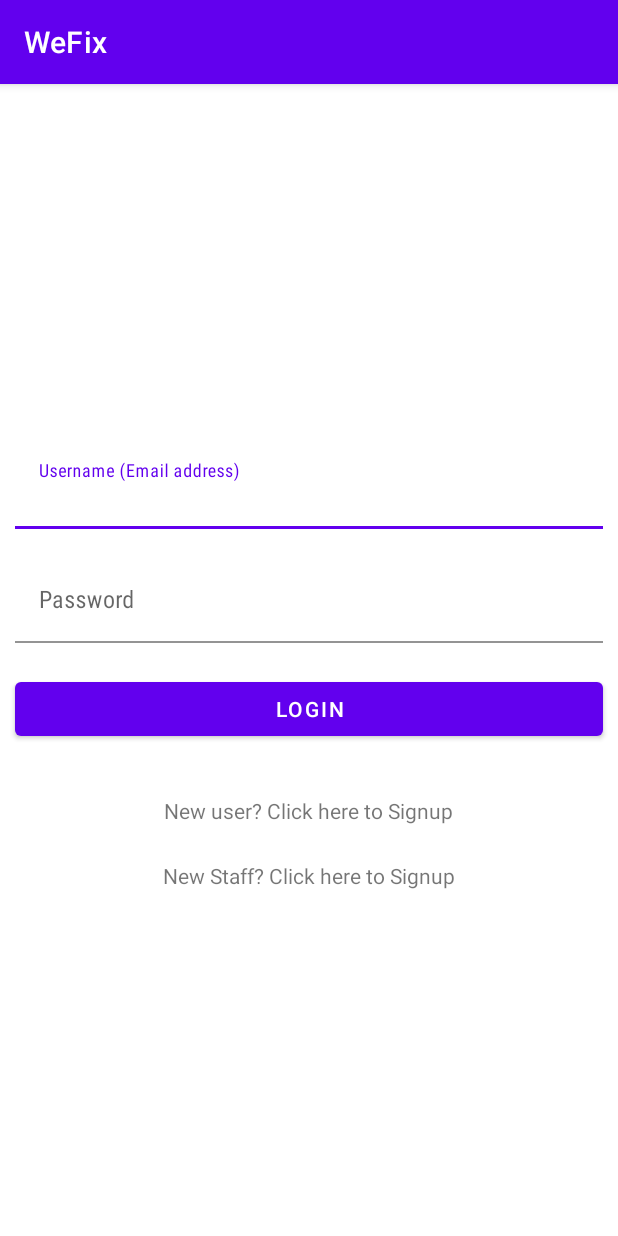
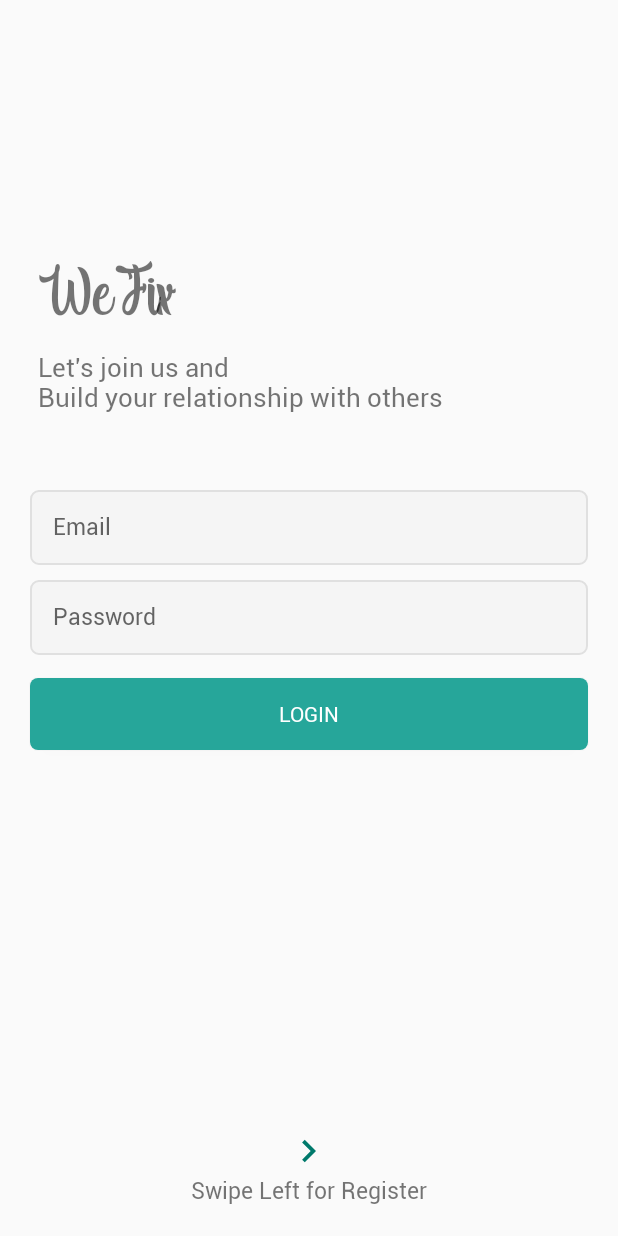
Before and after one commit to philderock/we_fix, an Android app: the screen it shows after launch (LoginActivity before the commit, MainActivity after it), on a phone screen of 412 x 824 dp. Run offline under Robolectric (Android 15) with nearby library versions, the phone set to English and light mode, and no system bars.

Commit message:
setup pages: splash, login and register using fragments

```diff
--- a/app/src/main/AndroidManifest.xml
+++ b/app/src/main/AndroidManifest.xml
@@ -34,7 +34,8 @@
                 android:value="" />
         </activity>
         <activity
-            android:name=".MainActivity"
+            android:name=".activities.MainActivity"
+            android:theme="@style/AppTheme.NoActionBar"
             android:exported="true">
             <intent-filter>
                 <action android:name="android.intent.action.MAIN" />
--- a/app/src/main/java/uk/ac/tees/b1498820/wefix/MainActivity.java
+++ /dev/null
@@ -1,30 +0,0 @@
-package uk.ac.tees.b1498820.wefix;
-
-import androidx.appcompat.app.AppCompatActivity;
-
-import android.content.Intent;
-import android.os.Bundle;
-import android.os.Handler;
-
-public class MainActivity extends AppCompatActivity {
-
-    @Override
-    protected void onCreate(Bundle savedInstanceState) {
-        super.onCreate(savedInstanceState);
-        setContentView(R.layout.activity_main);
-
-        // set handler to run task for specific time interval
-        new Handler().postDelayed(new Runnable() {
-            @Override
-            public void run() {
-                //create the intent
-                Intent splashScreenIntent = new Intent(MainActivity.this, LoginActivity.class);
-
-                //Start activity
-                startActivity(splashScreenIntent);
-                finish();
-            }
-        }, 2000);
-
-    }
-}
--- /dev/null
+++ b/app/src/main/java/uk/ac/tees/b1498820/wefix/activities/MainActivity.java
@@ -0,0 +1,50 @@
+package uk.ac.tees.b1498820.wefix.activities;
+
+import androidx.appcompat.app.AppCompatActivity;
+import androidx.viewpager2.widget.ViewPager2;
+
+import android.content.Intent;
+import android.os.Bundle;
+import android.os.Handler;
+import android.view.View;
+
+import uk.ac.tees.b1498820.wefix.R;
+import uk.ac.tees.b1498820.wefix.adapters.AuthenticationPagerAdapter;
+import uk.ac.tees.b1498820.wefix.databinding.ActivityLoginBinding;
+import uk.ac.tees.b1498820.wefix.databinding.ActivityMainBinding;
+import uk.ac.tees.b1498820.wefix.fragments.LoginFragment;
+import uk.ac.tees.b1498820.wefix.fragments.RegisterFragment;
+import uk.ac.tees.b1498820.wefix.fragments.SplashFragment;
+
+public class MainActivity extends AppCompatActivity {
+ViewPager2 viewPager;
+ActivityMainBinding binding;
+View view;
+    @Override
+    protected void onCreate(Bundle savedInstanceState) {
+        super.onCreate(savedInstanceState);
+        binding = ActivityMainBinding.inflate(getLayoutInflater());
+        view = binding.getRoot();
+        setContentView(view);
+
+        viewPager = binding.viewPager;
+
+        AuthenticationPagerAdapter pagerAdapter = new AuthenticationPagerAdapter(getSupportFragmentManager(), getLifecycle());
+        pagerAdapter.addFragment(new SplashFragment());
+        pagerAdapter.addFragment(new LoginFragment());
+        pagerAdapter.addFragment(new RegisterFragment());
+        viewPager.setAdapter(pagerAdapter);
+
+//         set handler to run task for specific time interval
+        new Handler().postDelayed(new Runnable() {
+            @Override
+            public void run() {
+                pagerAdapter.removeFragment(0);
+                viewPager.setAdapter(pagerAdapter);
+            }
+        }, 2000);
+
+
+
+    }
+}
--- /dev/null
+++ b/app/src/main/java/uk/ac/tees/b1498820/wefix/adapters/AuthenticationPagerAdapter.java
@@ -0,0 +1,37 @@
+package uk.ac.tees.b1498820.wefix.adapters;
+
+import androidx.annotation.NonNull;
+import androidx.fragment.app.Fragment;
+import androidx.fragment.app.FragmentManager;
+import androidx.lifecycle.Lifecycle;
+import androidx.viewpager2.adapter.FragmentStateAdapter;
+
+import java.util.ArrayList;
+
+public class AuthenticationPagerAdapter extends FragmentStateAdapter {
+    private ArrayList<Fragment> fragmentList = new ArrayList<>();
+
+    public AuthenticationPagerAdapter(@NonNull FragmentManager fragmentManager, @NonNull Lifecycle lifecycle) {
+        super(fragmentManager, lifecycle);
+    }
+
+
+    @NonNull
+    @Override
+    public Fragment createFragment(int position) {
+        return fragmentList.get(position);
+    }
+
+    @Override
+    public int getItemCount() {
+        return fragmentList.size();
+    }
+
+    public void addFragment(Fragment fragment) {
+        fragmentList.add(fragment);
+    }
+
+    public void removeFragment(int index) {
+        fragmentList.remove(index);
+    }
+}
--- /dev/null
+++ b/app/src/main/java/uk/ac/tees/b1498820/wefix/fragments/LoginFragment.java
@@ -0,0 +1,66 @@
+package uk.ac.tees.b1498820.wefix.fragments;
+
+import android.os.Bundle;
+
+import androidx.fragment.app.Fragment;
+
+import android.view.LayoutInflater;
+import android.view.View;
+import android.view.ViewGroup;
+
+import uk.ac.tees.b1498820.wefix.R;
+
+/**
+ * A simple {@link Fragment} subclass.
+ * Use the {@link LoginFragment#newInstance} factory method to
+ * create an instance of this fragment.
+ */
+public class LoginFragment extends Fragment {
+
+    // TODO: Rename parameter arguments, choose names that match
+    // the fragment initialization parameters, e.g. ARG_ITEM_NUMBER
+    private static final String ARG_PARAM1 = "param1";
+    private static final String ARG_PARAM2 = "param2";
+
+    // TODO: Rename and change types of parameters
+    private String mParam1;
+    private String mParam2;
+
+    public LoginFragment() {
+        // Required empty public constructor
+    }
+
+    /**
+     * Use this factory method to create a new instance of
+     * this fragment using the provided parameters.
+     *
+     * @param param1 Parameter 1.
+     * @param param2 Parameter 2.
+     * @return A new instance of fragment LoginFragment.
+     */
+    // TODO: Rename and change types and number of parameters
+    public static LoginFragment newInstance(String param1, String param2) {
+        LoginFragment fragment = new LoginFragment();
+        Bundle args = new Bundle();
+        args.putString(ARG_PARAM1, param1);
+        args.putString(ARG_PARAM2, param2);
+        fragment.setArguments(args);
+        return fragment;
+    }
+
+    @Override
+    public void onCreate(Bundle savedInstanceState) {
+        super.onCreate(savedInstanceState);
+        if (getArguments() != null) {
+            mParam1 = getArguments().getString(ARG_PARAM1);
+            mParam2 = getArguments().getString(ARG_PARAM2);
+        }
+    }
+
+    @Override
+    public View onCreateView(LayoutInflater inflater, ViewGroup container,
+                             Bundle savedInstanceState) {
+        // Inflate the layout for this fragment
+        return inflater.inflate(R.layout.fragment_login, container, false);
+    }
+}
--- /dev/null
+++ b/app/src/main/java/uk/ac/tees/b1498820/wefix/fragments/RegisterFragment.java
@@ -0,0 +1,66 @@
+package uk.ac.tees.b1498820.wefix.fragments;
+
+import android.os.Bundle;
+
+import androidx.fragment.app.Fragment;
+
+import android.view.LayoutInflater;
+import android.view.View;
+import android.view.ViewGroup;
+
+import uk.ac.tees.b1498820.wefix.R;
+
+/**
+ * A simple {@link Fragment} subclass.
+ * Use the {@link RegisterFragment#newInstance} factory method to
+ * create an instance of this fragment.
+ */
+public class RegisterFragment extends Fragment {
+
+    // TODO: Rename parameter arguments, choose names that match
+    // the fragment initialization parameters, e.g. ARG_ITEM_NUMBER
+    private static final String ARG_PARAM1 = "param1";
+    private static final String ARG_PARAM2 = "param2";
+
+    // TODO: Rename and change types of parameters
+    private String mParam1;
+    private String mParam2;
+
+    public RegisterFragment() {
+        // Required empty public constructor
+    }
+
+    /**
+     * Use this factory method to create a new instance of
+     * this fragment using the provided parameters.
+     *
+     * @param param1 Parameter 1.
+     * @param param2 Parameter 2.
+     * @return A new instance of fragment RegisterFragment.
+     */
+    // TODO: Rename and change types and number of parameters
+    public static RegisterFragment newInstance(String param1, String param2) {
+        RegisterFragment fragment = new RegisterFragment();
+        Bundle args = new Bundle();
+        args.putString(ARG_PARAM1, param1);
+        args.putString(ARG_PARAM2, param2);
+        fragment.setArguments(args);
+        return fragment;
+    }
+
+    @Override
+    public void onCreate(Bundle savedInstanceState) {
+        super.onCreate(savedInstanceState);
+        if (getArguments() != null) {
+            mParam1 = getArguments().getString(ARG_PARAM1);
+            mParam2 = getArguments().getString(ARG_PARAM2);
+        }
+    }
+
+    @Override
+    public View onCreateView(LayoutInflater inflater, ViewGroup container,
+                             Bundle savedInstanceState) {
+        // Inflate the layout for this fragment
+        return inflater.inflate(R.layout.fragment_register, container, false);
+    }
+}
--- /dev/null
+++ b/app/src/main/java/uk/ac/tees/b1498820/wefix/fragments/SplashFragment.java
@@ -0,0 +1,66 @@
+package uk.ac.tees.b1498820.wefix.fragments;
+
+import android.os.Bundle;
+
+import androidx.fragment.app.Fragment;
+
+import android.view.LayoutInflater;
+import android.view.View;
+import android.view.ViewGroup;
+
+import uk.ac.tees.b1498820.wefix.R;
+
+/**
+ * A simple {@link Fragment} subclass.
+ * Use the {@link SplashFragment#newInstance} factory method to
+ * create an instance of this fragment.
+ */
+public class SplashFragment extends Fragment {
+
+    // TODO: Rename parameter arguments, choose names that match
+    // the fragment initialization parameters, e.g. ARG_ITEM_NUMBER
+    private static final String ARG_PARAM1 = "param1";
+    private static final String ARG_PARAM2 = "param2";
+
+    // TODO: Rename and change types of parameters
+    private String mParam1;
+    private String mParam2;
+
+    public SplashFragment() {
+        // Required empty public constructor
+    }
+
+    /**
+     * Use this factory method to create a new instance of
+     * this fragment using the provided parameters.
+     *
+     * @param param1 Parameter 1.
+     * @param param2 Parameter 2.
+     * @return A new instance of fragment SplashFragment.
+     */
+    // TODO: Rename and change types and number of parameters
+    public static SplashFragment newInstance(String param1, String param2) {
+        SplashFragment fragment = new SplashFragment();
+        Bundle args = new Bundle();
+        args.putString(ARG_PARAM1, param1);
+        args.putString(ARG_PARAM2, param2);
+        fragment.setArguments(args);
+        return fragment;
+    }
+
+    @Override
+    public void onCreate(Bundle savedInstanceState) {
+        super.onCreate(savedInstanceState);
+        if (getArguments() != null) {
+            mParam1 = getArguments().getString(ARG_PARAM1);
+            mParam2 = getArguments().getString(ARG_PARAM2);
+        }
+    }
+
+    @Override
+    public View onCreateView(LayoutInflater inflater, ViewGroup container,
+                             Bundle savedInstanceState) {
+        // Inflate the layout for this fragment
+        return inflater.inflate(R.layout.fragment_splash, container, false);
+    }
+}
--- /dev/null
+++ b/app/src/main/res/drawable/btn_custom.xml
@@ -0,0 +1,14 @@
+<?xml version="1.0" encoding="utf-8"?>
+<shape xmlns:android="http://schemas.android.com/apk/res/android"
+    android:padding="10dp"
+    android:shape="rectangle" >
+
+    <solid android:color="#26a69a" />
+
+    <corners
+        android:bottomLeftRadius="5dp"
+        android:bottomRightRadius="5dp"
+        android:topLeftRadius="5dp"
+        android:topRightRadius="5dp" />
+
+</shape>
--- /dev/null
+++ b/app/src/main/res/drawable/et_custom.xml
@@ -0,0 +1,18 @@
+<?xml version="1.0" encoding="utf-8"?>
+<shape xmlns:android="http://schemas.android.com/apk/res/android"
+    android:padding="10dp"
+    android:shape="rectangle" >
+
+    <solid android:color="#f5f5f5" />
+
+    <stroke
+        android:width="1dp"
+        android:color="#e0e0e0" />
+
+    <corners
+        android:bottomLeftRadius="5dp"
+        android:bottomRightRadius="5dp"
+        android:topLeftRadius="5dp"
+        android:topRightRadius="5dp" />
+
+</shape>
--- /dev/null
+++ b/app/src/main/res/drawable/ic_arrow_right.xml
@@ -0,0 +1,8 @@
+<vector android:height="24dp"
+    android:tint="@color/colorPrimary"
+    android:viewportHeight="24.0"
+    android:viewportWidth="24.0"
+    android:width="24dp"
+    xmlns:android="http://schemas.android.com/apk/res/android">
+    <path android:fillColor="#FF000000" android:pathData="M8.59,16.34l4.58,-4.59 -4.58,-4.59L10,5.75l6,6 -6,6z"/>
+</vector>
--- a/app/src/main/res/layout/activity_main.xml
+++ b/app/src/main/res/layout/activity_main.xml
@@ -1,22 +1,14 @@
 <?xml version="1.0" encoding="utf-8"?>
-<LinearLayout xmlns:android="http://schemas.android.com/apk/res/android"
+<RelativeLayout
+    xmlns:android="http://schemas.android.com/apk/res/android"
+    xmlns:tools="http://schemas.android.com/tools"
+    android:layout_width="match_parent"
     android:layout_height="match_parent"
-    android:layout_width="match_parent"
-    android:orientation="vertical"
-    >
-    <ImageView
-        android:id="@+id/image_view_splash"
+    tools:context=".activities.MainActivity">
+
+    <androidx.viewpager2.widget.ViewPager2
+        android:id="@+id/viewPager"
         android:layout_width="match_parent"
-        android:layout_height="match_parent"
-        android:scaleType="centerCrop"
-        android:src="@drawable/wefixsplashscreen_logo_edited"
-        />
-    <ProgressBar
-        android:id="@+id/progress_bar_splash"
-        android:layout_width="wrap_content"
-        android:layout_height="wrap_content"
-        android:layout_below="@id/image_view_splash"
-        android:layout_gravity="center"
-        />
+        android:layout_height="match_parent"/>
 
-</LinearLayout>
+</RelativeLayout>
--- /dev/null
+++ b/app/src/main/res/layout/fragment_login.xml
@@ -0,0 +1,90 @@
+<?xml version="1.0" encoding="utf-8"?>
+<RelativeLayout xmlns:android="http://schemas.android.com/apk/res/android"
+    xmlns:tools="http://schemas.android.com/tools"
+    android:layout_width="match_parent"
+    android:layout_height="match_parent"
+    tools:context=".fragments.LoginFragment">
+
+    <TextView
+        android:id="@+id/tv_title"
+        android:layout_width="wrap_content"
+        android:layout_height="wrap_content"
+        android:text="@string/app_name"
+        android:textSize="50sp"
+        android:fontFamily="@font/indigo_daisy"
+        android:layout_marginStart="25dp"
+        android:layout_marginBottom="10dp"
+        android:layout_above="@id/tv_subtitle"/>
+
+    <TextView
+        android:id="@+id/tv_subtitle"
+        android:layout_width="wrap_content"
+        android:layout_height="wrap_content"
+        android:text="@string/tag"
+        android:textSize="17sp"
+        android:fontFamily="@font/roboto_regular"
+        android:layout_marginStart="25dp"
+        android:layout_marginBottom="50dp"
+        android:layout_above="@id/et_email"/>
+
+    <EditText
+        android:id="@+id/et_email"
+        android:layout_width="match_parent"
+        android:layout_height="50dp"
+        android:hint="@string/e_mail"
+        android:layout_marginLeft="20dp"
+        android:layout_marginRight="20dp"
+        android:padding="15dp"
+        android:inputType="textEmailAddress"
+        android:fontFamily="@font/roboto_regular"
+        android:layout_above="@id/et_password"
+        android:background="@drawable/et_custom"
+        android:textSize="15sp" />
+
+    <EditText
+        android:id="@+id/et_password"
+        android:layout_width="match_parent"
+        android:layout_height="50dp"
+        android:hint="@string/password"
+        android:layout_marginLeft="20dp"
+        android:layout_marginRight="20dp"
+        android:layout_marginTop="10dp"
+        android:padding="15dp"
+        android:fontFamily="@font/roboto_regular"
+        android:inputType="textPassword"
+        android:layout_centerInParent="true"
+        android:background="@drawable/et_custom"
+        android:textSize="15sp" />
+
+    <Button
+        android:id="@+id/btn_login"
+        android:layout_width="match_parent"
+        android:layout_height="wrap_content"
+        android:layout_below="@id/et_password"
+        android:background="@drawable/btn_custom"
+        android:layout_marginLeft="20dp"
+        android:layout_marginRight="20dp"
+        android:layout_marginTop="15dp"
+        android:fontFamily="@font/roboto_regular"
+        android:textColor="@android:color/white"
+        android:text="@string/login"/>
+
+    <ImageView
+        android:layout_width="30dp"
+        android:layout_height="30dp"
+        android:src="@drawable/ic_arrow_right"
+        android:layout_above="@id/swipeRight"
+        android:layout_centerHorizontal="true"/>
+
+    <TextView
+        android:id="@+id/swipeRight"
+        android:layout_width="wrap_content"
+        android:layout_height="wrap_content"
+        android:text="@string/swipe_left_for_register"
+        android:textSize="15sp"
+        android:fontFamily="@font/roboto_regular"
+        android:layout_centerHorizontal="true"
+        android:layout_alignParentBottom="true"
+        android:layout_marginBottom="20dp"/>
+
+</RelativeLayout>
--- a/app/src/main/res/values/colors.xml
+++ b/app/src/main/res/values/colors.xml
@@ -7,4 +7,7 @@
     <color name="teal_700">#FF018786</color>
     <color name="black">#FF000000</color>
     <color name="white">#FFFFFFFF</color>
+    <color name="colorPrimary">#00796b</color>
+    <color name="colorPrimaryDark">#00695C</color>
+    <color name="colorAccent">#FF4081</color>
 </resources>
--- a/app/src/main/res/values/strings.xml
+++ b/app/src/main/res/values/strings.xml
@@ -1,3 +1,14 @@
 <resources>
     <string name="app_name">WeFix</string>
+    <!-- TODO: Remove or change this placeholder text -->
+    <string name="hello_blank_fragment">Hello blank fragment</string>
+    <string name="swipe_left_for_register">Swipe Left for Register</string>
+    <string name="login">Login</string>
+    <string name="password">Password</string>
+    <string name="e_mail">Email</string>
+    <string name="tag">Let\'s join us and \nBuild your relationship with others</string>
+    <string name="swipe_right_for_login">Swipe Right for Login</string>
+    <string name="register">Register</string>
+    <string name="re_type_password">Re-type Password</string>
+    <string name="your_name">Full Name</string>
 </resources>
--- /dev/null
+++ b/app/src/main/res/values/styles.xml
@@ -0,0 +1,16 @@
+<resources>
+
+    <!-- Base application theme. -->
+    <style name="AppTheme" parent="Theme.AppCompat.Light.DarkActionBar">
+        <!-- Customize your theme here. -->
+        <item name="colorPrimary">@color/colorPrimary</item>
+        <item name="colorPrimaryDark">@color/colorPrimaryDark</item>
+        <item name="colorAccent">@color/colorAccent</item>
+    </style>
+
+    <style name="AppTheme.NoActionBar">
+        <item name="windowActionBar">false</item>
+        <item name="windowNoTitle">true</item>
+    </style>
+
+</resources>
```
Also changed, not shown: app/src/main/res/drawable/ic_arrow_left.xml (added, +8 -0 lines), app/src/main/res/layout/fragment_register.xml (added, +125 -0 lines), app/src/main/res/layout/fragment_splash.xml (added, +14 -0 lines), app/src/main/res/font/indigo_daisy.ttf (added), app/src/main/res/font/roboto_regular.ttf (added).
